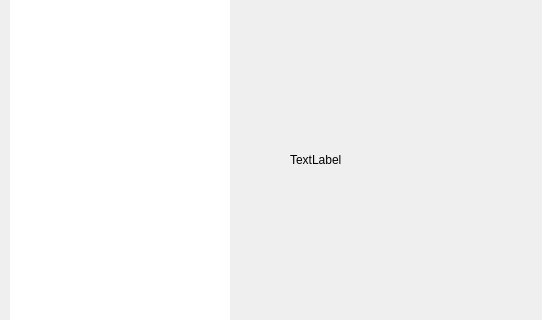
Old version of the form src/main-window.ui in the repository openeuler-mirror/ks-scmc-gui; both pictures show x 0 to 542 and y 161 to 481 of the 953 by 633 pixel window.
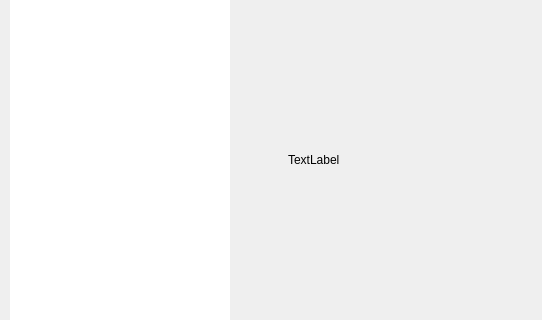
New version of the form.

The edit to the form file:
```diff
--- a/src/main-window.ui
+++ b/src/main-window.ui
@@ -154,14 +154,14 @@
           <widget class="QLabel" name="lab_dot">
            <property name="minimumSize">
             <size>
-             <width>16</width>
-             <height>16</height>
+             <width>14</width>
+             <height>14</height>
             </size>
            </property>
            <property name="maximumSize">
             <size>
-             <width>16</width>
-             <height>16</height>
+             <width>14</width>
+             <height>14</height>
             </size>
            </property>
            <property name="text">
```
